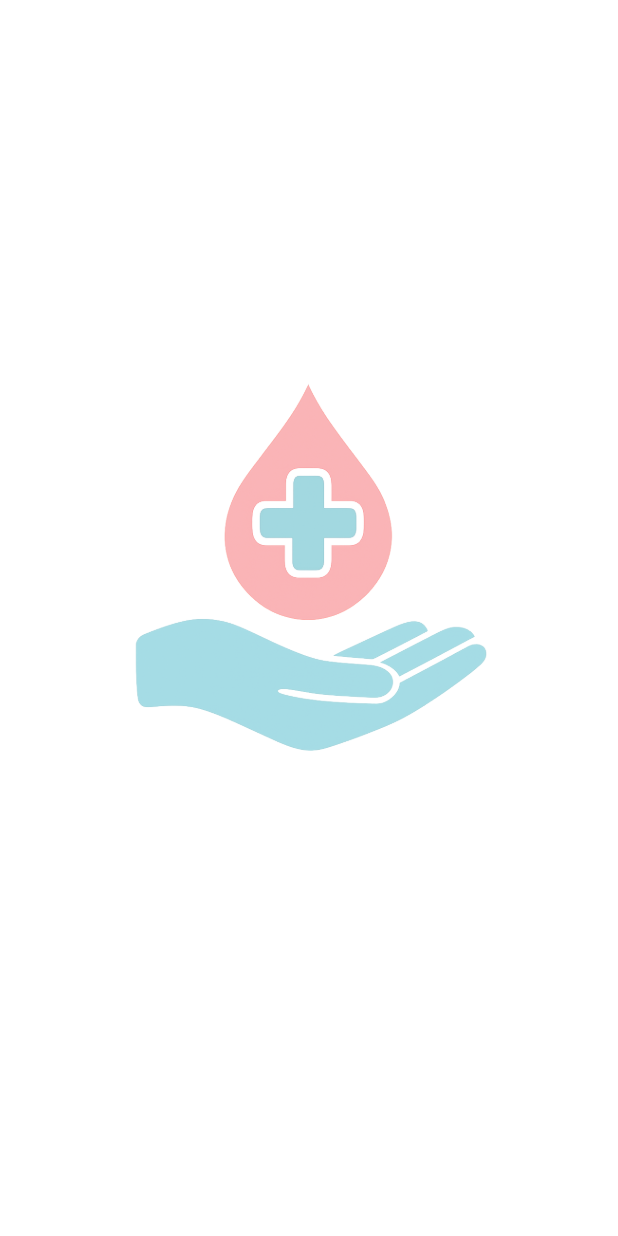
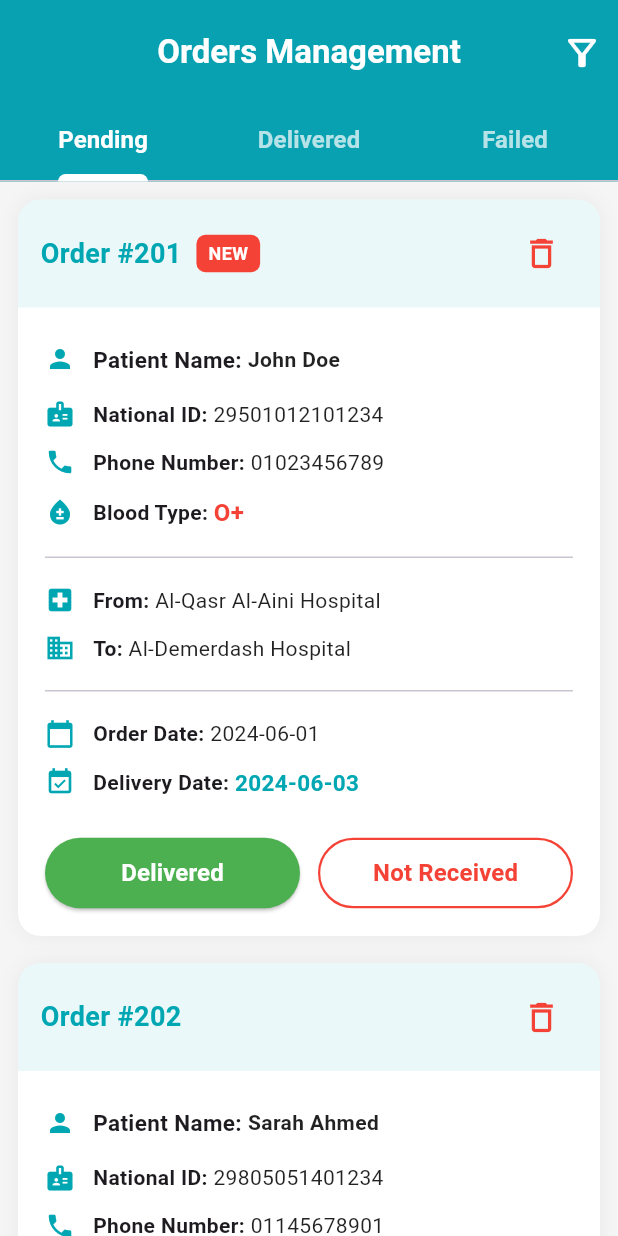
Before and after one commit to kaReemalaa808/lifelink, a Flutter app: the first screen one second after launch, on a phone screen of 412 x 824 dp. Run offline on Flutter 3.47's test engine with Material 3 defaults, Android fonts, the phone set to English and light mode, and no system bars; our stand-ins replace connectivity_plus, curved_navigation_bar, internet_connection_checker.

Commit message:
Base app

```diff
--- a/lib/main.dart
+++ b/lib/main.dart
@@ -1,6 +1,5 @@
 import 'package:flutter/material.dart';
 import 'package:lifelink/screen/ScaleDemo.dart';
-//import 'package:lifelink/auth.dart';
 import 'package:lifelink/screen/login_screen.dart';
 import 'package:lifelink/screen/signup_screen.dart';
 import 'package:lifelink/screen/admin.dart';
@@ -11,6 +10,7 @@ import 'package:lifelink/screen/blood_type_page.dart';
 import 'package:lifelink/screen/about_page.dart';
 import 'package:lifelink/screen/delivery_page.dart';
 import 'package:lifelink/network_wrapper.dart';
+import 'package:lifelink/screen/Admin_Orders.dart';
 
 void main() {
   runApp(const MyApp());
@@ -24,21 +24,24 @@ class MyApp extends StatelessWidget {
     return MaterialApp(
       debugShowCheckedModeBanner: false,
       theme: ThemeData(primarySwatch: Colors.blue),
-      home: const IntroScreen(),
+
+      // الحل السحري: الـ Wrapper هنا يغطي كل الصفحات مرة واحدة
+      builder: (context, child) {
+        return NetworkWrapper(child: child!);
+      },
+      home: const AdminOrdersScreen(),
       routes: {
         "scaleDemo": (context) => const IntroScreen(),
-        "admin": (context) => const NetworkWrapper(child: AdminPage()),
-        "homeScreen": (context) => const NetworkWrapper(child: HomeScreen()),
-        "bloodInventoryAdmin": (context) =>
-            const NetworkWrapper(child: BloodInventoryAdminPage()),
+        "admin": (context) => const AdminPage(),
+        "homeScreen": (context) => const HomeScreen(),
+        "bloodInventoryAdmin": (context) => const BloodInventoryAdminPage(),
         "loginScreen": (context) => const LoginScreen(),
         "signupScreen": (context) => const SignupScreen(),
-        "myData": (context) => const NetworkWrapper(child: MyDataScreen()),
-        "aboutPage": (context) => const NetworkWrapper(child: AboutPage()),
-        "bloodTypePage": (context) =>
-            const NetworkWrapper(child: BloodTypePage()),
-        "deliverypage": (context) =>
-            const NetworkWrapper(child: DeliveryPage()),
+        "adminOrdersScreen": (context) => const AdminOrdersScreen(),
+        "myData": (context) => const MyDataScreen(),
+        "aboutPage": (context) => const AboutPage(),
+        "bloodTypePage": (context) => const BloodTypePage(),
+        "deliverypage": (context) => const DeliveryPage(),
       },
     );
   }
--- /dev/null
+++ b/lib/screen/Admin_Orders.dart
@@ -0,0 +1,425 @@
+import 'package:flutter/material.dart';
+
+class AdminOrdersScreen extends StatefulWidget {
+  const AdminOrdersScreen({super.key});
+
+  @override
+  State<AdminOrdersScreen> createState() => _AdminOrdersScreenState();
+}
+
+class _AdminOrdersScreenState extends State<AdminOrdersScreen> {
+  final Color mainColor = const Color(0xFF00A7B3);
+  String? selectedHospital;
+
+  // Mock Data
+  List<Map<String, dynamic>> allOrders = [
+    {
+      "id": "201",
+      "name": "John Doe",
+      "status": "active",
+      "isViewed": false,
+      "nationalId": "29501012101234",
+      "phone": "01023456789",
+      "bloodType": "O+",
+      "source": "Al-Qasr Al-Aini Hospital",
+      "target": "Al-Demerdash Hospital",
+      "orderDate": "2024-06-01",
+      "receiveDate": "2024-06-03",
+    },
+    {
+      "id": "202",
+      "name": "Sarah Ahmed",
+      "status": "active",
+      "isViewed": true,
+      "nationalId": "29805051401234",
+      "phone": "01145678901",
+      "bloodType": "A-",
+      "source": "Ain Shams Hospital",
+      "target": "Al-Helal Hospital",
+      "orderDate": "2024-06-02",
+      "receiveDate": "2024-06-04",
+    },
+  ];
+
+  List<String> get hospitals =>
+      allOrders.map((e) => e['source'].toString()).toSet().toList();
+
+  @override
+  Widget build(BuildContext context) {
+    return DefaultTabController(
+      length: 3,
+      child: Scaffold(
+        backgroundColor: Colors.grey[100],
+        appBar: AppBar(
+          backgroundColor: mainColor,
+          elevation: 2,
+          toolbarHeight: 70,
+          title: const Text(
+            "Orders Management",
+            style: TextStyle(
+              fontWeight: FontWeight.bold,
+              color: Colors.white,
+              fontSize: 22,
+            ),
+          ),
+          centerTitle: true,
+          actions: [
+            PopupMenuButton<String>(
+              icon: const Icon(
+                Icons.filter_alt_outlined,
+                color: Colors.white,
+                size: 28,
+              ),
+              onSelected: (val) => setState(
+                () => selectedHospital = (val == "All") ? null : val,
+              ),
+              itemBuilder: (context) => [
+                const PopupMenuItem(
+                  value: "All",
+                  child: Text("Show All", style: TextStyle(fontSize: 16)),
+                ),
+                ...hospitals.map(
+                  (h) => PopupMenuItem(
+                    value: h,
+                    child: Text(h, style: const TextStyle(fontSize: 16)),
+                  ),
+                ),
+              ],
+            ),
+          ],
+          bottom: TabBar(
+            isScrollable: false,
+            indicatorColor: Colors.white,
+            indicatorWeight: 5,
+            labelColor: Colors.white,
+            unselectedLabelColor: Colors.white.withOpacity(0.7),
+            labelStyle: const TextStyle(
+              fontWeight: FontWeight.bold,
+              fontSize: 16,
+            ),
+            tabs: const [
+              Tab(text: "Pending"),
+              Tab(text: "Delivered"),
+              Tab(text: "Failed"),
+            ],
+          ),
+        ),
+        body: Column(
+          children: [
+            if (selectedHospital != null)
+              Container(
+                padding: const EdgeInsets.symmetric(
+                  vertical: 10,
+                  horizontal: 15,
+                ),
+                color: mainColor.withOpacity(0.1),
+                child: Row(
+                  children: [
+                    Text(
+                      "Filter: $selectedHospital",
+                      style: TextStyle(
+                        color: mainColor,
+                        fontWeight: FontWeight.bold,
+                        fontSize: 16,
+                      ),
+                    ),
+                    const Spacer(),
+                    GestureDetector(
+                      onTap: () => setState(() => selectedHospital = null),
+                      child: Icon(Icons.close, size: 24, color: mainColor),
+                    ),
+                  ],
+                ),
+              ),
+            Expanded(
+              child: TabBarView(
+                children: [
+                  _buildOrdersList("active"),
+                  _buildOrdersList("delivered"),
+                  _buildOrdersList("failed"),
+                ],
+              ),
+            ),
+          ],
+        ),
+      ),
+    );
+  }
+
+  Widget _buildOrdersList(String status) {
+    final filtered = allOrders
+        .where(
+          (o) =>
+              o['status'] == status &&
+              (selectedHospital == null || o['source'] == selectedHospital),
+        )
+        .toList();
+    if (filtered.isEmpty)
+      return const Center(
+        child: Text(
+          "No orders found",
+          style: TextStyle(color: Colors.grey, fontSize: 18),
+        ),
+      );
+
+    return ListView.builder(
+      padding: const EdgeInsets.all(12),
+      itemCount: filtered.length,
+      itemBuilder: (context, index) => _orderCard(filtered[index], status),
+    );
+  }
+
+  Widget _orderCard(Map<String, dynamic> order, String status) {
+    return Container(
+      margin: const EdgeInsets.only(bottom: 18),
+      decoration: BoxDecoration(
+        color: Colors.white,
+        borderRadius: BorderRadius.circular(15),
+        boxShadow: [
+          BoxShadow(color: Colors.black.withOpacity(0.05), blurRadius: 10),
+        ],
+      ),
+      child: InkWell(
+        // التعديل هنا: استخدام InkWell لجعل الكارت قابل للضغط
+        borderRadius: BorderRadius.circular(15),
+        onTap: () {
+          if (order['isViewed'] == false) {
+            setState(() {
+              order['isViewed'] = true; // بمجرد الضغط تختفي علامة NEW
+            });
+          }
+        },
+        child: Column(
+          children: [
+            Container(
+              padding: const EdgeInsets.symmetric(horizontal: 15, vertical: 12),
+              decoration: BoxDecoration(
+                color: status == "active"
+                    ? mainColor.withOpacity(0.08)
+                    : (status == "delivered"
+                          ? Colors.green[50]
+                          : Colors.red[50]),
+                borderRadius: const BorderRadius.only(
+                  topLeft: Radius.circular(15),
+                  topRight: Radius.circular(15),
+                ),
+              ),
+              child: Row(
+                mainAxisAlignment: MainAxisAlignment.spaceBetween,
+                children: [
+                  Row(
+                    children: [
+                      Text(
+                        "Order #${order['id']}",
+                        style: TextStyle(
+                          fontWeight: FontWeight.bold,
+                          color: mainColor,
+                          fontSize: 18,
+                        ),
+                      ),
+                      if (order['isViewed'] == false && status == "active")
+                        Container(
+                          margin: const EdgeInsets.only(left: 10),
+                          padding: const EdgeInsets.symmetric(
+                            horizontal: 8,
+                            vertical: 4,
+                          ),
+                          decoration: BoxDecoration(
+                            color: Colors.red,
+                            borderRadius: BorderRadius.circular(6),
+                          ),
+                          child: const Text(
+                            "NEW",
+                            style: TextStyle(
+                              color: Colors.white,
+                              fontSize: 12,
+                              fontWeight: FontWeight.bold,
+                            ),
+                          ),
+                        ),
+                    ],
+                  ),
+                  IconButton(
+                    icon: const Icon(
+                      Icons.delete_outline,
+                      color: Colors.red,
+                      size: 26,
+                    ),
+                    onPressed: () => _confirmDelete(order['id']),
+                  ),
+                ],
+              ),
+            ),
+            Padding(
+              padding: const EdgeInsets.all(18),
+              child: Column(
+                children: [
+                  _infoRow(
+                    Icons.person,
+                    "Patient Name",
+                    order['name'],
+                    isBold: true,
+                    titleSize: 15,
+                  ),
+                  const SizedBox(height: 4),
+                  _infoRow(Icons.badge, "National ID", order['nationalId']),
+                  _infoRow(Icons.phone, "Phone Number", order['phone']),
+                  _infoRow(
+                    Icons.bloodtype,
+                    "Blood Type",
+                    order['bloodType'],
+                    valueColor: Colors.red,
+                    isBold: true,
+                    valueSize: 16,
+                  ),
+                  const Divider(height: 25),
+                  _infoRow(Icons.local_hospital, "From", order['source']),
+                  _infoRow(Icons.business, "To", order['target']),
+                  const Divider(height: 25),
+                  _infoRow(
+                    Icons.calendar_today,
+                    "Order Date",
+                    order['orderDate'],
+                  ),
+                  _infoRow(
+                    Icons.event_available,
+                    "Delivery Date",
+                    order['receiveDate'],
+                    valueColor: mainColor,
+                    isBold: true,
+                    valueSize: 15,
+                  ),
+
+                  if (status == "active") _buildActionButtons(order['id']),
+                ],
+              ),
+            ),
+          ],
+        ),
+      ),
+    );
+  }
+
+  Widget _buildActionButtons(String id) {
+    return Padding(
+      padding: const EdgeInsets.only(top: 20),
+      child: Row(
+        children: [
+          Expanded(
+            child: ElevatedButton(
+              onPressed: () => _updateStatus(id, "delivered"),
+              style: ElevatedButton.styleFrom(
+                backgroundColor: Colors.green,
+                padding: const EdgeInsets.symmetric(vertical: 12),
+              ),
+              child: const Text(
+                "Delivered",
+                style: TextStyle(
+                  color: Colors.white,
+                  fontSize: 16,
+                  fontWeight: FontWeight.bold,
+                ),
+              ),
+            ),
+          ),
+          const SizedBox(width: 12),
+          Expanded(
+            child: OutlinedButton(
+              onPressed: () => _updateStatus(id, "failed"),
+              style: OutlinedButton.styleFrom(
+                side: const BorderSide(color: Colors.red, width: 1.5),
+                padding: const EdgeInsets.symmetric(vertical: 12),
+              ),
+              child: const Text(
+                "Not Received",
+                style: TextStyle(
+                  color: Colors.red,
+                  fontSize: 16,
+                  fontWeight: FontWeight.bold,
+                ),
+              ),
+            ),
+          ),
+        ],
+      ),
+    );
+  }
+
+  void _updateStatus(String id, String status) {
+    setState(() {
+      int idx = allOrders.indexWhere((o) => o['id'] == id);
+      if (idx != -1) {
+        allOrders[idx]['status'] = status;
+        allOrders[idx]['isViewed'] = true;
+      }
+    });
+  }
+
+  void _confirmDelete(String id) {
+    showDialog(
+      context: context,
+      builder: (c) => AlertDialog(
+        title: const Text(
+          "Delete Order",
+          style: TextStyle(fontWeight: FontWeight.bold),
+        ),
+        content: const Text(
+          "Are you sure you want to delete this order?",
+          style: TextStyle(fontSize: 16),
+        ),
+        actions: [
+          TextButton(
+            onPressed: () => Navigator.pop(c),
+            child: const Text("Cancel", style: TextStyle(fontSize: 16)),
+          ),
+          ElevatedButton(
+            onPressed: () {
+              setState(() => allOrders.removeWhere((o) => o['id'] == id));
+              Navigator.pop(c);
+            },
+            style: ElevatedButton.styleFrom(backgroundColor: Colors.red),
+            child: const Text(
+              "Delete",
+              style: TextStyle(color: Colors.white, fontSize: 16),
+            ),
+          ),
+        ],
+      ),
+    );
+  }
+
+  Widget _infoRow(
+    IconData icon,
+    String title,
+    String value, {
+    Color? valueColor,
+    bool isBold = false,
+    double titleSize = 14,
+    double valueSize = 14,
+  }) {
+    return Padding(
+      padding: const EdgeInsets.symmetric(vertical: 6),
+      child: Row(
+        children: [
+          Icon(icon, size: 20, color: mainColor),
+          const SizedBox(width: 12),
+          Text(
+            "$title: ",
+            style: TextStyle(fontWeight: FontWeight.bold, fontSize: titleSize),
+          ),
+          Expanded(
+            child: Text(
+              value,
+              style: TextStyle(
+                fontSize: valueSize,
+                color: valueColor ?? Colors.black87,
+                fontWeight: isBold ? FontWeight.bold : FontWeight.normal,
+              ),
+              overflow: TextOverflow.ellipsis,
+            ),
+          ),
+        ],
+      ),
+    );
+  }
+}
--- a/lib/screen/admin.dart
+++ b/lib/screen/admin.dart
@@ -112,7 +112,9 @@ class _AdminPageState extends State<AdminPage> {
             ListTile(
               leading: const Icon(Icons.people),
               title: const Text("Users"),
-              onTap: () {},
+              onTap: () {
+                _navigateAndCloseDialog(context, "AdminOrdersScreen");
+              },
             ),
 
             ListTile(
@@ -141,6 +143,7 @@ class _AdminPageState extends State<AdminPage> {
           crossAxisCount: 2,
           crossAxisSpacing: 16,
           mainAxisSpacing: 16,
+          childAspectRatio: .9,
           children: [
             _buildDashboardCard(
               "Users",
```
